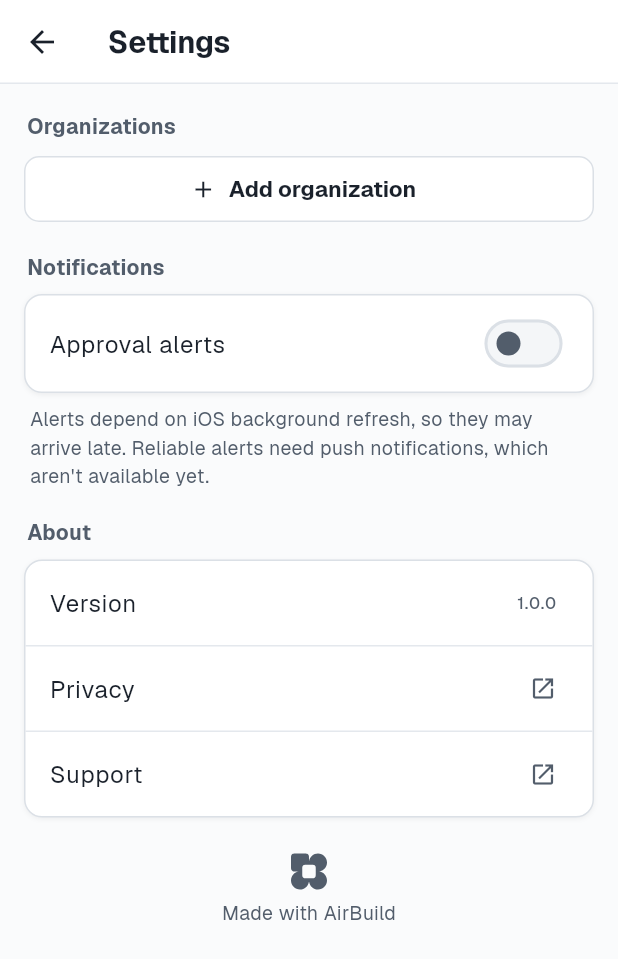
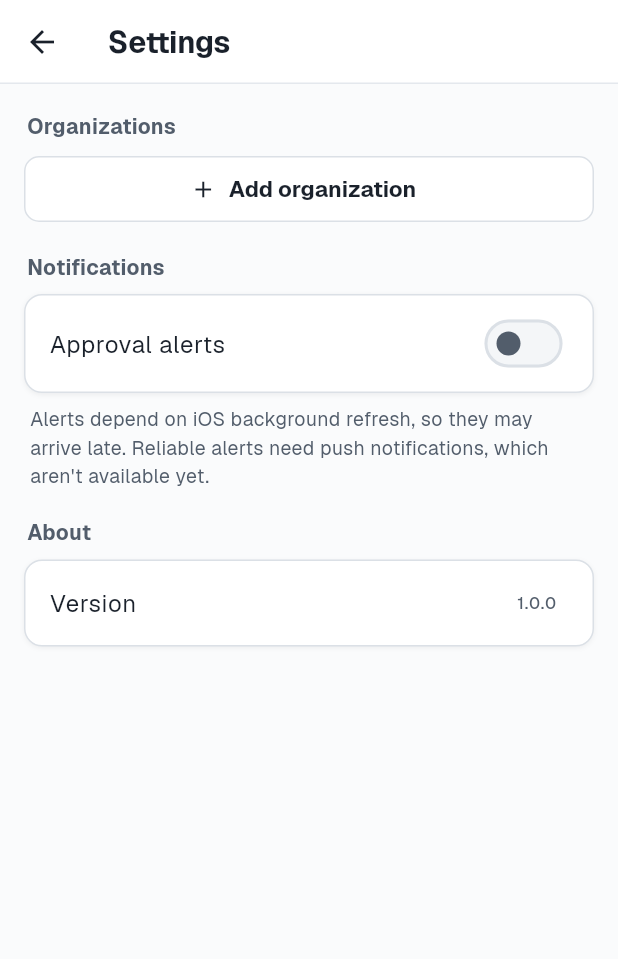
Before and after one commit to agentconnect-md/mobile-app, a Flutter app: the SettingsScreen screen opened directly, on a phone screen of 412 x 824 dp. Shown: the top 959 px of the screen. Run offline on Flutter 3.47's test engine with Material 3 defaults, Android fonts, the phone set to English and light mode, and no system bars; our stand-ins replace flutter_markdown_plus, flutter_secure_storage, local_auth, shared_preferences; missing offline and left inert: pdfrx, re_highlight; accounts and stored records are empty; generated files the repository leaves out were written again; project files that could hold a hidden picture were left out.

Commit message:
Remove the "Made with AirBuild" credit and the air.build links
- Settings no longer shows the AirBuild credit (widget, SVG asset and
  string removed) or the Privacy / Support links, which pointed to
  air.build placeholders. About keeps the version.

Co-Authored-By: Claude Opus 5.5 <noreply@anthropic.com>

```diff
--- a/lib/features/settings/settings_screen.dart
+++ b/lib/features/settings/settings_screen.dart
@@ -1,5 +1,4 @@
 import 'package:flutter/material.dart';
-import 'package:url_launcher/url_launcher.dart';
 
 import '../../core/auth/account.dart';
 import '../../core/auth/app_state.dart';
@@ -141,29 +140,9 @@ class SettingsScreen extends StatelessWidget {
                   title: Text(l.version),
                   trailing: Text('1.0.0', style: TextStyle(color: p.secondary)),
                 ),
-                Divider(height: 1, color: p.hairline),
-                ListTile(
-                  title: Text(l.privacy),
-                  trailing: const Icon(Icons.open_in_new, size: 18),
-                  onTap: () => launchUrl(
-                    Uri.parse('https://air.build/privacy'),
-                    mode: LaunchMode.externalApplication,
-                  ),
-                ),
-                Divider(height: 1, color: p.hairline),
-                ListTile(
-                  title: Text(l.support),
-                  trailing: const Icon(Icons.open_in_new, size: 18),
-                  onTap: () => launchUrl(
-                    Uri.parse('https://air.build'),
-                    mode: LaunchMode.externalApplication,
-                  ),
-                ),
               ],
             ),
           ),
-          const SizedBox(height: 12),
-          const MadeWithAirBuild(),
         ],
       ),
     );
--- a/lib/l10n/app_en.arb
+++ b/lib/l10n/app_en.arb
@@ -138,9 +138,6 @@
   "alertsFooter": "Alerts depend on iOS background refresh, so they may arrive late. Reliable alerts need push notifications, which aren't available yet.",
   "about": "About",
   "version": "Version",
-  "privacy": "Privacy",
-  "support": "Support",
-  "madeWithAirBuild": "Made with AirBuild",
   "genericError": "Something went wrong. Try again.",
   "error403": "You don't have access to this.",
   "error404": "This is no longer available.",
--- a/lib/ui/widgets.dart
+++ b/lib/ui/widgets.dart
@@ -1,9 +1,6 @@
 import 'package:flutter/material.dart';
-import 'package:flutter/services.dart';
-import 'package:url_launcher/url_launcher.dart';
 
 import '../core/api/models.dart';
-import '../l10n/app_localizations.dart';
 import 'theme.dart';
 
 /// White card with a subtle border, as in the design (radius 12).
@@ -531,124 +528,3 @@ class StateView extends StatelessWidget {
     );
   }
 }
-
-/// The "Made with AirBuild" credit. The logo is the template's SVG path,
-/// drawn by hand (it only uses M, C, H, V and Z commands).
-class MadeWithAirBuild extends StatefulWidget {
-  const MadeWithAirBuild({super.key});
-  @override
-  State<MadeWithAirBuild> createState() => _MadeWithAirBuildState();
-}
-
-class _MadeWithAirBuildState extends State<MadeWithAirBuild> {
-  Path? _path;
-
-  @override
-  void initState() {
-    super.initState();
-    rootBundle.loadString('assets/MadeWithAirBuild.svg').then((s) {
-      final m = RegExp(r'd="([^"]+)"').firstMatch(s);
-      if (m != null && mounted) setState(() => _path = parseSimplePath(m.group(1)!));
-    });
-  }
-
-  @override
-  Widget build(BuildContext context) {
-    final p = context.pal;
-    final text = AppLocalizations.of(context).madeWithAirBuild;
-    return Semantics(
-      link: true,
-      label: text,
-      child: InkWell(
-        onTap: () => launchUrl(
-            Uri.parse(
-                'https://air.build/?utm_source=made-with-airbuild&utm_medium=ios-app'),
-            mode: LaunchMode.externalApplication),
-        child: ConstrainedBox(
-          constraints: const BoxConstraints(minHeight: 44),
-          child: Center(
-            child: Padding(
-              padding: const EdgeInsets.symmetric(vertical: 12),
-              child: Column(mainAxisSize: MainAxisSize.min, children: [
-                SizedBox(
-                  width: 24,
-                  height: 24,
-                  child: _path == null
-                      ? null
-                      : CustomPaint(painter: _LogoPainter(_path!, p.secondary)),
-                ),
-                const SizedBox(height: 6),
-                ExcludeSemantics(
-                  child: Text(text,
-                      style: TextStyle(fontSize: 13, color: p.secondary)),
-                ),
-              ]),
-            ),
-          ),
-        ),
-      ),
-    );
-  }
-}
-
-class _LogoPainter extends CustomPainter {
-  _LogoPainter(this.path, this.color);
-  final Path path;
-  final Color color;
-  @override
-  void paint(Canvas canvas, Size size) {
-    canvas.save();
-    canvas.scale(size.width / 256, size.height / 256);
-    canvas.drawPath(path, Paint()..color = color);
-    canvas.restore();
-  }
-
-  @override
-  bool shouldRepaint(_LogoPainter o) => o.path != path || o.color != color;
-}
-
-/// Parses an SVG path using only M, C, H, V, Z (absolute commands).
-Path parseSimplePath(String d) {
-  final path = Path()..fillType = PathFillType.evenOdd;
-  final tokens = RegExp(r'[MCHVZ]|-?\d*\.?\d+(?:e-?\d+)?').allMatches(d).map((m) => m.group(0)!).toList();
-  var i = 0;
-  var cmd = '';
-  double x = 0, y = 0;
-  double n() => double.parse(tokens[i++]);
-  while (i < tokens.length) {
-    final t = tokens[i];
-    if (RegExp(r'[MCHVZ]').hasMatch(t)) {
-      cmd = t;
-      i++;
-      if (cmd == 'Z') {
-        path.close();
-        continue;
-      }
-    }
-    switch (cmd) {
-      case 'M':
-        x = n();
-        y = n();
-        path.moveTo(x, y);
-        cmd = 'L';
-      case 'L':
-        x = n();
-        y = n();
-        path.lineTo(x, y);
-      case 'H':
-        x = n();
-        path.lineTo(x, y);
-      case 'V':
-        y = n();
-        path.lineTo(x, y);
-      case 'C':
-        final x1 = n(), y1 = n(), x2 = n(), y2 = n();
-        x = n();
-        y = n();
-        path.cubicTo(x1, y1, x2, y2, x, y);
-      default:
-        i++;
-    }
-  }
-  return path;
-}
--- a/pubspec.yaml
+++ b/pubspec.yaml
@@ -64,8 +64,6 @@ dev_dependencies:
 flutter:
   generate: true
   uses-material-design: true
-  assets:
-    - assets/MadeWithAirBuild.svg
   fonts:
     - family: Geist
       fonts:
```
Also changed, not shown: assets/MadeWithAirBuild.svg (deleted), 1 other file.
